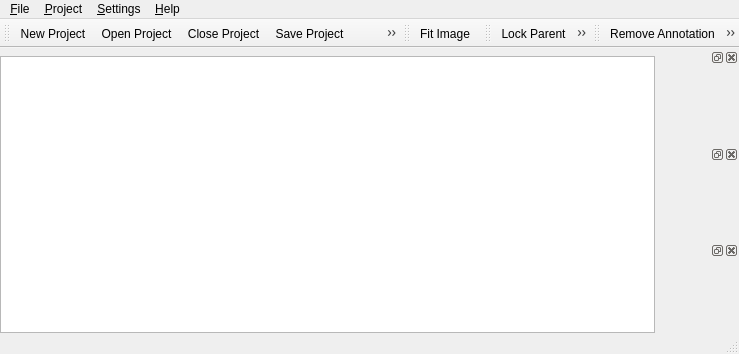
First picture: the form in AnnoTool/src/uiStuff/forms/AnnoToolMainWindow.ui, repository basileios-anastasatos/AnnoTool, before the edit.
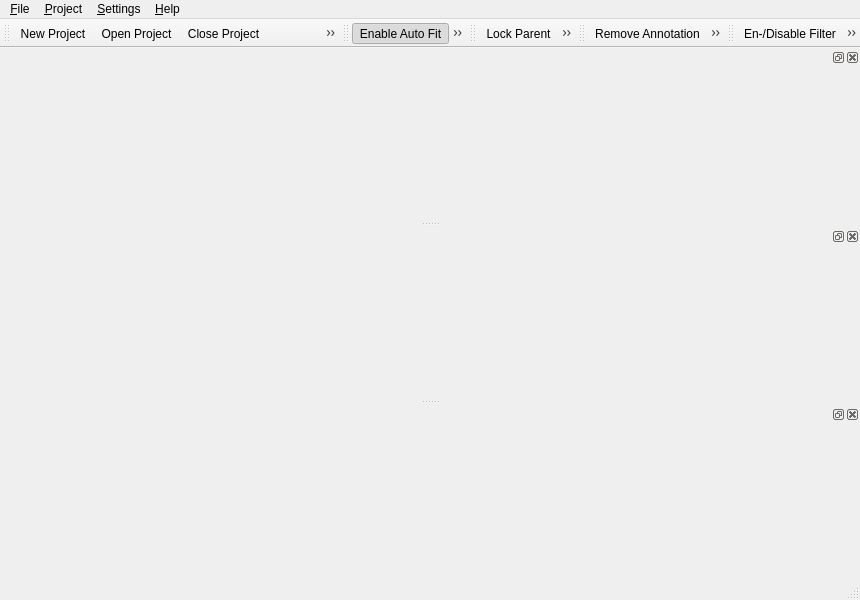
Second picture: the form after the edit. Icons and pictures are not drawn. Custom widgets are drawn as their Qt base class.

```diff
--- a/AnnoTool/src/uiStuff/forms/AnnoToolMainWindow.ui
+++ b/AnnoTool/src/uiStuff/forms/AnnoToolMainWindow.ui
@@ -5,10 +5,16 @@
    <rect>
     <x>0</x>
     <y>0</y>
-    <width>739</width>
-    <height>354</height>
+    <width>860</width>
+    <height>600</height>
    </rect>
   </property>
+  <property name="minimumSize">
+   <size>
+    <width>760</width>
+    <height>550</height>
+   </size>
+  </property>
   <property name="windowTitle">
    <string>AnnoTool v2</string>
   </property>
@@ -20,14 +26,6 @@
    <set>QMainWindow::AllowNestedDocks|QMainWindow::AllowTabbedDocks|QMainWindow::AnimatedDocks</set>
   </property>
   <widget class="QGraphicsView" name="graphicsView">
-   <property name="geometry">
-    <rect>
-     <x>0</x>
-     <y>56</y>
-     <width>655</width>
-     <height>277</height>
-    </rect>
-   </property>
    <property name="renderHints">
     <set>QPainter::Antialiasing</set>
    </property>
@@ -39,14 +37,6 @@
    </property>
   </widget>
   <widget class="AnnoFileListWidget" name="annoFileListWidget">
-   <property name="geometry">
-    <rect>
-     <x>659</x>
-     <y>56</y>
-     <width>80</width>
-     <height>90</height>
-    </rect>
-   </property>
    <property name="floating">
     <bool>false</bool>
    </property>
@@ -55,14 +45,6 @@
    </attribute>
   </widget>
   <widget class="AnnoListWidget" name="annoListWidget">
-   <property name="geometry">
-    <rect>
-     <x>659</x>
-     <y>150</y>
-     <width>80</width>
-     <height>89</height>
-    </rect>
-   </property>
    <property name="floating">
     <bool>false</bool>
    </property>
@@ -71,14 +53,6 @@
    </attribute>
   </widget>
   <widget class="AnnoDataWidget" name="annoDataWidget">
-   <property name="geometry">
-    <rect>
-     <x>659</x>
-     <y>243</y>
-     <width>80</width>
-     <height>90</height>
-    </rect>
-   </property>
    <property name="floating">
     <bool>false</bool>
    </property>
@@ -91,7 +65,7 @@
     <rect>
      <x>0</x>
      <y>0</y>
-     <width>739</width>
+     <width>860</width>
      <height>22</height>
     </rect>
    </property>
@@ -136,25 +110,8 @@
    <addaction name="menu_Settings" />
    <addaction name="menu_Help" />
   </widget>
-  <widget class="QStatusBar" name="statusbar">
-   <property name="geometry">
-    <rect>
-     <x>0</x>
-     <y>333</y>
-     <width>739</width>
-     <height>21</height>
-    </rect>
-   </property>
-  </widget>
+  <widget class="QStatusBar" name="statusbar" />
   <widget class="QToolBar" name="tbGeneral">
-   <property name="geometry">
-    <rect>
-     <x>0</x>
-     <y>22</y>
-     <width>198</width>
-     <height>34</height>
-    </rect>
-   </property>
    <property name="windowTitle">
     <string>General</string>
    </property>
@@ -172,14 +129,6 @@
    <addaction name="actionProjectAddImage" />
   </widget>
   <widget class="QToolBar" name="tbView">
-   <property name="geometry">
-    <rect>
-     <x>198</x>
-     <y>22</y>
-     <width>43</width>
-     <height>34</height>
-    </rect>
-   </property>
    <property name="windowTitle">
     <string>toolBar</string>
    </property>
@@ -189,17 +138,10 @@
    <attribute name="toolBarBreak">
     <bool>false</bool>
    </attribute>
+   <addaction name="actionEnableAutoFit" />
    <addaction name="actionFitImage" />
   </widget>
   <widget class="QToolBar" name="tbTools">
-   <property name="geometry">
-    <rect>
-     <x>241</x>
-     <y>22</y>
-     <width>236</width>
-     <height>34</height>
-    </rect>
-   </property>
    <property name="windowTitle">
     <string>toolBar</string>
    </property>
@@ -217,14 +159,6 @@
    <addaction name="actionToolEllipse" />
   </widget>
   <widget class="QToolBar" name="tbAnnotation">
-   <property name="geometry">
-    <rect>
-     <x>477</x>
-     <y>22</y>
-     <width>262</width>
-     <height>34</height>
-    </rect>
-   </property>
    <property name="windowTitle">
     <string>toolBar</string>
    </property>
@@ -236,6 +170,20 @@
    </attribute>
    <addaction name="actionRemoveAnnotation" />
    <addaction name="actionZtoFront" />
+   <addaction name="actionZtoBack" />
+  </widget>
+  <widget class="QToolBar" name="tbFilter">
+   <property name="windowTitle">
+    <string>Filters</string>
+   </property>
+   <attribute name="toolBarArea">
+    <enum>TopToolBarArea</enum>
+   </attribute>
+   <attribute name="toolBarBreak">
+    <bool>false</bool>
+   </attribute>
+   <addaction name="actionFilterEnable" />
+   <addaction name="actionFilterEdit" />
   </widget>
   <action name="actionFileOpen">
    <property name="icon">
@@ -447,7 +395,10 @@
     <normaloff>:/res/toFront</normaloff>:/res/toFront</iconset>
    </property>
    <property name="text">
-    <string>Bring To Front</string>
+    <string>Send to Front</string>
+   </property>
+   <property name="shortcut">
+    <string>Ctrl+F</string>
    </property>
   </action>
   <action name="actionToolSinglePoint">
@@ -493,6 +444,61 @@
     <string>Lock Parent</string>
    </property>
   </action>
+  <action name="actionZtoBack">
+   <property name="icon">
+    <iconset resource="icons.qrc">
+    <normaloff>:/res/toFront</normaloff>:/res/toFront</iconset>
+   </property>
+   <property name="text">
+    <string>Send to Back</string>
+   </property>
+   <property name="shortcut">
+    <string>Ctrl+B</string>
+   </property>
+  </action>
+  <action name="actionPreviousImage">
+   <property name="text">
+    <string>Previous Image</string>
+   </property>
+   <property name="shortcut">
+    <string>Ctrl+PgUp</string>
+   </property>
+   <property name="shortcutContext">
+    <enum>Qt::ApplicationShortcut</enum>
+   </property>
+  </action>
+  <action name="actionNextImage">
+   <property name="text">
+    <string>Next Image</string>
+   </property>
+   <property name="shortcut">
+    <string>Ctrl+PgDown</string>
+   </property>
+   <property name="shortcutContext">
+    <enum>Qt::ApplicationShortcut</enum>
+   </property>
+  </action>
+  <action name="actionFilterEdit">
+   <property name="text">
+    <string>Edit Filter</string>
+   </property>
+  </action>
+  <action name="actionFilterEnable">
+   <property name="text">
+    <string>En-/Disable Filter</string>
+   </property>
+  </action>
+  <action name="actionEnableAutoFit">
+   <property name="checkable">
+    <bool>true</bool>
+   </property>
+   <property name="checked">
+    <bool>true</bool>
+   </property>
+   <property name="text">
+    <string>Enable Auto Fit</string>
+   </property>
+  </action>
  </widget>
  <customwidgets>
   <customwidget>
```
Left out of the diff: 15 changed lines with no effect on the pictures.
